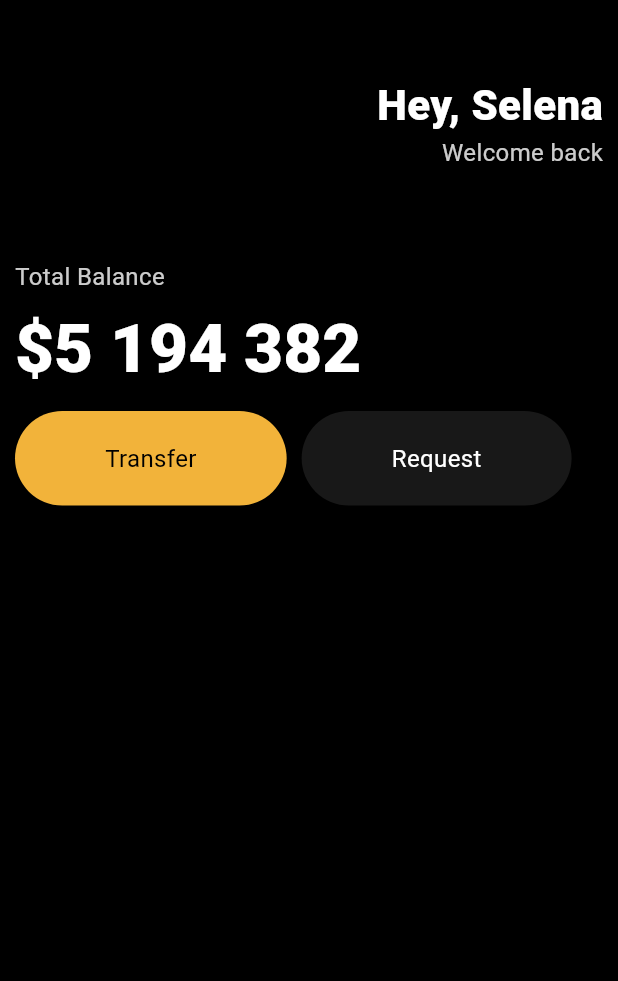
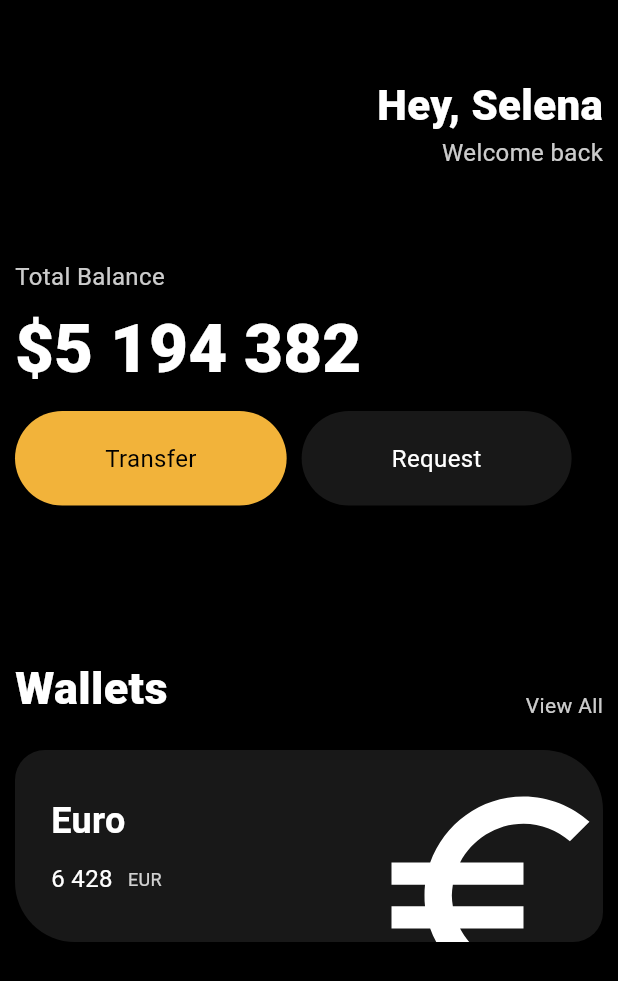
Before and after one commit to 2giwon/ui_challenge, a Flutter app: the screen it shows after launch, on a phone screen of 412 x 824 dp. Shown: the top 981 px of the screen. Run offline on Flutter 3.47's test engine with Material 3 defaults, Android fonts, the phone set to English and light mode, and no system bars.

Commit message:
HardEdge, Make Card

```diff
--- a/lib/main.dart
+++ b/lib/main.dart
@@ -71,6 +71,93 @@ class UiChallengeApp extends StatelessWidget {
                     textColor: Colors.white),
               ],
             ),
+            const SizedBox(height: 100),
+            Row(
+              crossAxisAlignment: CrossAxisAlignment.end,
+              mainAxisAlignment: MainAxisAlignment.spaceBetween,
+              children: [
+                const Text(
+                  "Wallets",
+                  style: TextStyle(
+                    color: Colors.white,
+                    fontSize: 30,
+                    fontWeight: FontWeight.w800,
+                  ),
+                ),
+                Text(
+                  "View All",
+                  style: TextStyle(
+                    color: Colors.white.withOpacity(0.8),
+                    fontSize: 14,
+                  ),
+                ),
+              ],
+            ),
+            const SizedBox(height: 20),
+            Container(
+              clipBehavior: Clip.hardEdge,
+              decoration: const BoxDecoration(
+                borderRadius: BorderRadius.only(
+                  topLeft: Radius.circular(20),
+                  topRight: Radius.elliptical(40, 40),
+                  bottomLeft: Radius.elliptical(40, 40),
+                  bottomRight: Radius.circular(20),
+                ),
+                color: Color(0xFF181818),
+              ),
+              child: Padding(
+                padding: const EdgeInsets.all(24),
+                child: Row(
+                  mainAxisAlignment: MainAxisAlignment.spaceBetween,
+                  children: [
+                    Column(
+                      crossAxisAlignment: CrossAxisAlignment.start,
+                      mainAxisAlignment: MainAxisAlignment.spaceBetween,
+                      children: [
+                        const Text(
+                          "Euro",
+                          style: TextStyle(
+                            color: Colors.white,
+                            fontSize: 24,
+                            fontWeight: FontWeight.w600,
+                          ),
+                        ),
+                        const SizedBox(height: 10),
+                        Row(
+                          children: [
+                            const Text(
+                              "6 428",
+                              style: TextStyle(
+                                color: Colors.white,
+                                fontSize: 16,
+                              ),
+                            ),
+                            const SizedBox(width: 10),
+                            Text(
+                              "EUR",
+                              style: TextStyle(
+                                color: Colors.white.withOpacity(0.8),
+                                fontSize: 12,
+                              ),
+                            )
+                          ],
+                        )
+                      ],
+                    ),
+                    Transform.scale(
+                        scale: 2.2,
+                        child: Transform.translate(
+                          offset: const Offset(-5, 15),
+                          child: const Icon(
+                            Icons.euro_symbol,
+                            color: Colors.white,
+                            size: 80,
+                          ),
+                        )),
+                  ],
+                ),
+              ),
+            ),
           ]),
         ),
       ),
```
